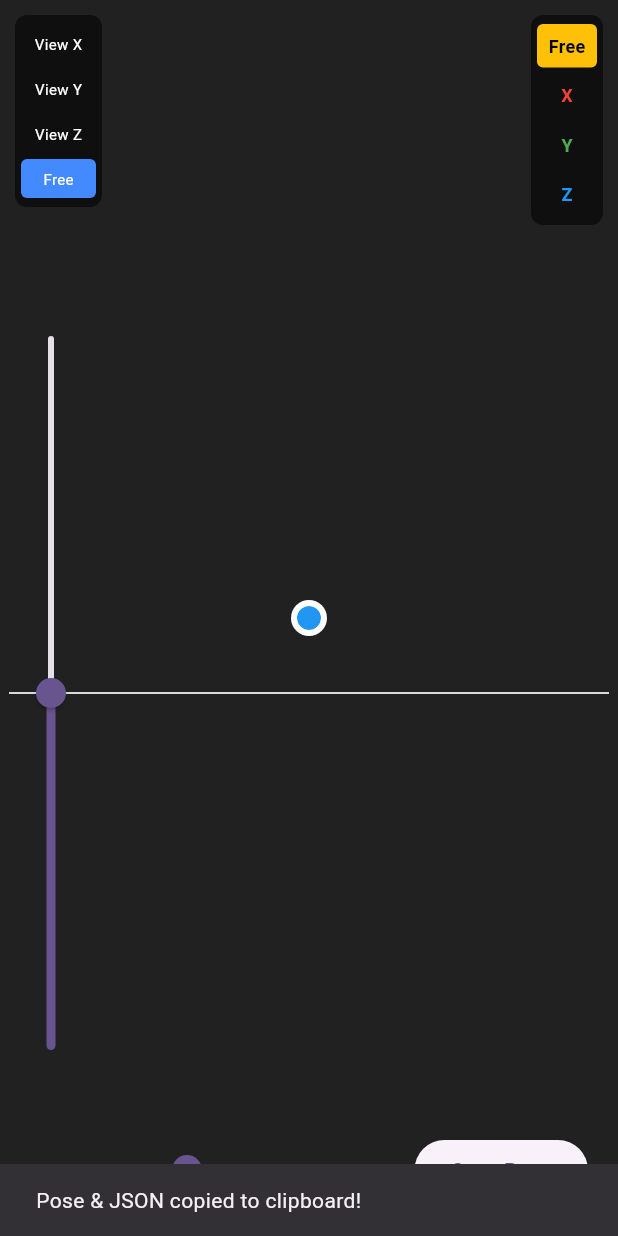
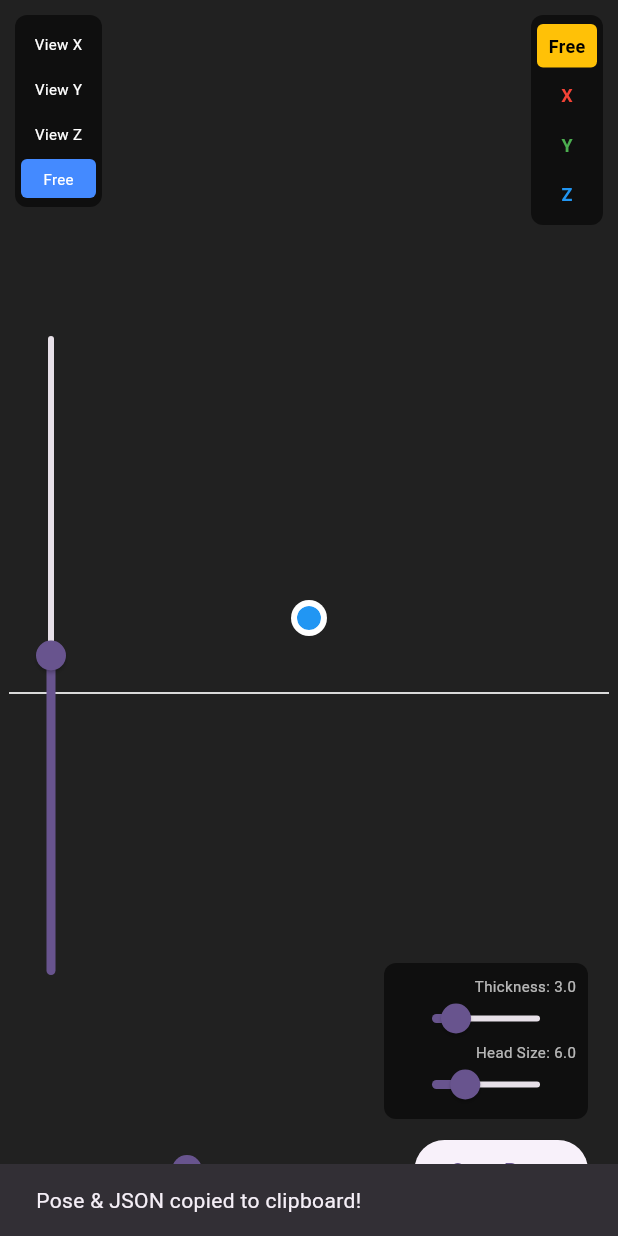
Before and after one commit to leehj825/stickman-animator, a Flutter app: the screen it shows after launch, after a tap on "Copy Pose", on a phone screen of 412 x 824 dp. Run offline on Flutter 3.47's test engine with Material 3 defaults, Android fonts, the phone set to English and light mode, and no system bars.

Commit message:
Finalize Stickman Editor with Visual Style Controls
- Refactor `StickmanSkeleton` to include mutable `headRadius` and `strokeWidth` properties.
- Update `StickmanPainter` to render using the dynamic style properties from the skeleton.
- Add UI Sliders to `StickmanPoseEditor` for adjusting line thickness and head size.
- Update "Copy Pose" functionality to export the style settings in the generated Dart code.
- Ensure all serialization and cloning logic supports the new properties.

```diff
--- a/lib/src/stickman_editor.dart
+++ b/lib/src/stickman_editor.dart
@@ -179,6 +179,9 @@ class _StickmanPoseEditorState extends State<StickmanPoseEditor> {
   Widget build(BuildContext context) {
     _refreshNodeCache();
 
+    // UI Theme
+    final styleLabel = TextStyle(color: Colors.white70, fontSize: 10);
+
     return LayoutBuilder(
       builder: (context, constraints) {
         final size = Size(constraints.maxWidth, constraints.maxHeight);
@@ -191,7 +194,6 @@ class _StickmanPoseEditorState extends State<StickmanPoseEditor> {
               GestureDetector(
                 behavior: HitTestBehavior.opaque,
                 onPanUpdate: (details) {
-                   // Only rotate if Free mode
                    if (_cameraView == CameraView.free) {
                      setState(() {
                         _rotationY -= details.delta.dx * 0.01;
@@ -216,7 +218,7 @@ class _StickmanPoseEditorState extends State<StickmanPoseEditor> {
                 ),
               ),
 
-              // Handles (Same logic, mapped via _toScreen)
+              // Handles
               ..._nodes.values.map((node) {
                 final screenPos = _toScreen(node.position, size);
                 final isSelected = node.id == _selectedNodeId;
@@ -306,11 +308,11 @@ class _StickmanPoseEditorState extends State<StickmanPoseEditor> {
                     Positioned(
                       left: 10,
                       top: 200,
-                      bottom: 100,
+                      bottom: 150,
                       child: RotatedBox(
                         quarterTurns: 3,
                         child: SizedBox(
-                          width: 300,
+                          width: 200,
                           child: Slider(
                             value: _cameraHeight,
                             min: -200,
@@ -318,22 +320,6 @@ class _StickmanPoseEditorState extends State<StickmanPoseEditor> {
                             onChanged: (v) => setState(() => _cameraHeight = v),
                             label: "Height",
                           ),
-                        ),
-                      ),
-                    ),
-
-                    // Zoom Slider (Bottom Left)
-                    Positioned(
-                      left: 50,
-                      bottom: 20,
-                      child: SizedBox(
-                        width: 200,
-                        child: Slider(
-                          value: _zoom,
-                          min: 0.5,
-                          max: 5.0,
-                          onChanged: (v) => setState(() => _zoom = v),
-                          label: "Zoom",
                         ),
                       ),
                     ),
@@ -346,6 +332,43 @@ class _StickmanPoseEditorState extends State<StickmanPoseEditor> {
                         mainAxisSize: MainAxisSize.min,
                         crossAxisAlignment: CrossAxisAlignment.end,
                         children: [
+                           // Style Sliders
+                           Container(
+                             padding: const EdgeInsets.all(8),
+                             margin: const EdgeInsets.only(bottom: 10),
+                             decoration: BoxDecoration(
+                               color: Colors.black54,
+                               borderRadius: BorderRadius.circular(8)
+                             ),
+                             child: Column(
+                               crossAxisAlignment: CrossAxisAlignment.end,
+                               children: [
+                                 Text("Thickness: ${widget.controller.skeleton.strokeWidth.toStringAsFixed(1)}", style: styleLabel),
+                                 SizedBox(
+                                   width: 120,
+                                   height: 30,
+                                   child: Slider(
+                                     value: widget.controller.skeleton.strokeWidth,
+                                     min: 1.0,
+                                     max: 10.0,
+                                     onChanged: (v) => setState(() => widget.controller.skeleton.strokeWidth = v),
+                                   ),
+                                 ),
+                                 Text("Head Size: ${widget.controller.skeleton.headRadius.toStringAsFixed(1)}", style: styleLabel),
+                                 SizedBox(
+                                   width: 120,
+                                   height: 30,
+                                   child: Slider(
+                                     value: widget.controller.skeleton.headRadius,
+                                     min: 2.0,
+                                     max: 15.0,
+                                     onChanged: (v) => setState(() => widget.controller.skeleton.headRadius = v),
+                                   ),
+                                 ),
+                               ],
+                             ),
+                           ),
+
                            if (_selectedNodeId != null) ...[
                               FloatingActionButton.small(
                                 heroTag: "add",
@@ -369,6 +392,22 @@ class _StickmanPoseEditorState extends State<StickmanPoseEditor> {
                             child: const Text("Copy Pose"),
                           ),
                         ],
+                      ),
+                    ),
+
+                    // Zoom Slider (Bottom Left)
+                    Positioned(
+                      left: 50,
+                      bottom: 20,
+                      child: SizedBox(
+                        width: 200,
+                        child: Slider(
+                          value: _zoom,
+                          min: 0.5,
+                          max: 5.0,
+                          onChanged: (v) => setState(() => _zoom = v),
+                          label: "Zoom",
+                        ),
                       ),
                     ),
                   ],
@@ -425,11 +464,18 @@ class _StickmanPoseEditorState extends State<StickmanPoseEditor> {
     final skel = widget.controller.skeleton;
     final buffer = StringBuffer();
     String format(v.Vector3 v) => "${v.x.toStringAsFixed(1)}, ${v.y.toStringAsFixed(1)}, ${v.z.toStringAsFixed(1)}";
+
+    buffer.writeln("static final StickmanSkeleton myPose = StickmanSkeleton()");
+    buffer.writeln("  ..headRadius = ${skel.headRadius.toStringAsFixed(1)}");
+    buffer.writeln("  ..strokeWidth = ${skel.strokeWidth.toStringAsFixed(1)}");
+
     for(var name in ['hip','neck','head','lShoulder','rShoulder','lHip','rHip','lKnee','rKnee','lFoot','rFoot','lElbow','rElbow','lHand','rHand']) {
        if (_nodes.containsKey(name)) {
-         buffer.writeln("..$name.setValues(${format(_nodes[name]!.position)})");
+         buffer.writeln("  ..$name.setValues(${format(_nodes[name]!.position)})");
        }
     }
+    buffer.writeln("  ;");
+
     buffer.writeln("\n// Full Tree JSON:");
     buffer.writeln(skel.toJson().toString());
 
--- a/lib/src/stickman_painter.dart
+++ b/lib/src/stickman_painter.dart
@@ -86,12 +86,7 @@ class StickmanPainter extends CustomPainter {
     double sx = x * zoom;
     double sy = y * zoom;
 
-    // Apply Camera Height Offset (Vertical Pan)
-    // "vertically translate the entire stickman rendering... moving the 'camera' up/down"
-    // Moving camera UP means stickman moves DOWN. So we subtract offset?
-    // Or just add it to Y? Usually offset implies shift. Let's add it to the center or the y coord.
-    // If we move camera up (+Y), object appears lower (-Y).
-    // Let's assume heightOffset is a translation of the object.
+    // Apply Camera Height Offset
     sy += heightOffset;
 
     // Center and Pan
@@ -104,10 +99,15 @@ class StickmanPainter extends CustomPainter {
   @override
   void paint(Canvas canvas, Size size) {
     final skel = controller.skeleton;
+
+    // Use dynamic visual properties from skeleton
+    final strokeWidth = skel.strokeWidth * viewZoom * controller.scale;
+    final headRadius = skel.headRadius * viewZoom * controller.scale;
+
     final paint = Paint()
       ..color = color
       ..style = PaintingStyle.stroke
-      ..strokeWidth = 3.0 * viewZoom * controller.scale
+      ..strokeWidth = strokeWidth
       ..strokeCap = StrokeCap.round;
 
     final fillPaint = Paint()..color = color ..style = PaintingStyle.fill;
@@ -133,7 +133,7 @@ class StickmanPainter extends CustomPainter {
 
       // Special Draw for Head Node
       if (node.id == 'head') {
-        canvas.drawCircle(start, 6 * viewZoom * controller.scale, fillPaint);
+        canvas.drawCircle(start, headRadius, fillPaint);
       }
 
       for (var child in node.children) {
@@ -149,7 +149,7 @@ class StickmanPainter extends CustomPainter {
     // Legacy Support
     if (!skel.nodes.containsKey('head') && skel.nodes.containsKey('neck')) {
       Offset headCenter = toScreen(skel.neck + v.Vector3(0, -8, 0));
-      canvas.drawCircle(headCenter, 6 * viewZoom * controller.scale, fillPaint);
+      canvas.drawCircle(headCenter, headRadius, fillPaint);
     }
 
     // Draw Axis Constraints
@@ -235,27 +235,16 @@ class StickmanPainter extends CustomPainter {
       cameraHeightOffset
     );
 
-    // Draw Grid based on active plane
-    // Front View (Z-Axis): Project (x, y). Plane is XY. Z is depth.
-    // Side View (X-Axis): Project (z, y). Plane is ZY. X is depth.
-    // Top View (Y-Axis): Project (x, z). Plane is XZ. Y is depth.
-    // Free: Ground Plane (XZ).
-
     for (int i = 0; i <= steps; i++) {
       double v = -range + i * stepSize;
 
       if (cameraView == CameraView.front) {
-         // Grid on XY plane?
-         // Stickman uses Y=0 (hip) to Y=25 (feet).
-         // So XY grid at Z=0?
-         canvas.drawLine(p3(-range, v, 0), p3(range, v, 0), gridPaint); // Horizontal
-         canvas.drawLine(p3(v, -range, 0), p3(v, range, 0), gridPaint); // Vertical
+         canvas.drawLine(p3(-range, v, 0), p3(range, v, 0), gridPaint);
+         canvas.drawLine(p3(v, -range, 0), p3(v, range, 0), gridPaint);
       } else if (cameraView == CameraView.side) {
-         // Grid on ZY plane at X=0
          canvas.drawLine(p3(0, v, -range), p3(0, v, range), gridPaint);
          canvas.drawLine(p3(0, -range, v), p3(0, range, v), gridPaint);
       } else if (cameraView == CameraView.top || cameraView == CameraView.free) {
-         // Grid on XZ plane (Ground) at Y=25 (Feet level)
          canvas.drawLine(p3(-range, 25, v), p3(range, 25, v), gridPaint);
          canvas.drawLine(p3(v, 25, -range), p3(v, 25, range), gridPaint);
       }
@@ -264,6 +253,13 @@ class StickmanPainter extends CustomPainter {
 
   @override
   bool shouldRepaint(covariant StickmanPainter oldDelegate) {
+    // Add check for style properties changes if they are not deeply checked
+    // The controller is the same instance usually, but skeleton props might change.
+    // controller.skeleton is mutable. We rely on the parent (Editor) calling setState()
+    // to trigger this build, and CustomPainter will repaint if shouldRepaint returns true.
+    // Since we pass controller, we should assume it might have changed internally.
+    // Just returning true or checking params is standard.
+    // However, for optimization we check fields.
     return oldDelegate.cameraView != cameraView ||
            oldDelegate.viewRotationX != viewRotationX ||
            oldDelegate.viewRotationY != viewRotationY ||
--- a/lib/src/stickman_skeleton.dart
+++ b/lib/src/stickman_skeleton.dart
@@ -42,6 +42,10 @@ class StickmanNode {
 /// 1. THE SKELETON: Holds the raw 3D data of the stickman
 class StickmanSkeleton {
   late StickmanNode root;
+
+  // Visual Properties
+  double headRadius = 6.0;
+  double strokeWidth = 3.0;
 
   // Cache for fast access to standard bones
   // Map ID -> Node
@@ -127,7 +131,6 @@ class StickmanSkeleton {
   v.Vector3 get neck => _nodes['neck']!.position;
   set neck(v.Vector3 v) => _nodes['neck']!.position.setFrom(v);
 
-  // New Head getter/setter (safe access)
   v.Vector3? get head => _nodes['head']?.position;
   void setHead(v.Vector3 v) => _nodes['head']?.position.setFrom(v);
 
@@ -170,13 +173,19 @@ class StickmanSkeleton {
 
   /// Returns a deep copy of the skeleton
   StickmanSkeleton clone() {
-    return StickmanSkeleton._fromRoot(root.clone());
+    final copy = StickmanSkeleton._fromRoot(root.clone());
+    copy.headRadius = headRadius;
+    copy.strokeWidth = strokeWidth;
+    return copy;
   }
 
   /// Linearly interpolates all bone vectors between this and other based on t (0.0 to 1.0).
   void lerp(StickmanSkeleton other, double t) {
-    // We assume structure is identical for lerp.
-    // If not, we only lerp matching IDs.
+    // Lerp properties
+    headRadius = headRadius + (other.headRadius - headRadius) * t;
+    strokeWidth = strokeWidth + (other.strokeWidth - strokeWidth) * t;
+
+    // Lerp bones
     void traverse(StickmanNode myNode) {
       if (other.nodes.containsKey(myNode.id)) {
         final target = other.nodes[myNode.id]!.position;
@@ -194,10 +203,23 @@ class StickmanSkeleton {
   }
 
   Map<String, dynamic> toJson() {
-    return root.toJson();
+    return {
+      'headRadius': headRadius,
+      'strokeWidth': strokeWidth,
+      'root': root.toJson(),
+    };
   }
 
   factory StickmanSkeleton.fromJson(Map<String, dynamic> json) {
-    return StickmanSkeleton._fromRoot(StickmanNode.fromJson(json));
+    // Handle both old format (root only) and new format (with properties)
+    if (json.containsKey('root')) {
+      final skel = StickmanSkeleton._fromRoot(StickmanNode.fromJson(json['root']));
+      if (json.containsKey('headRadius')) skel.headRadius = (json['headRadius'] as num).toDouble();
+      if (json.containsKey('strokeWidth')) skel.strokeWidth = (json['strokeWidth'] as num).toDouble();
+      return skel;
+    } else {
+      // Assume entire json is the root node (legacy compat)
+      return StickmanSkeleton._fromRoot(StickmanNode.fromJson(json));
+    }
   }
 }
```
